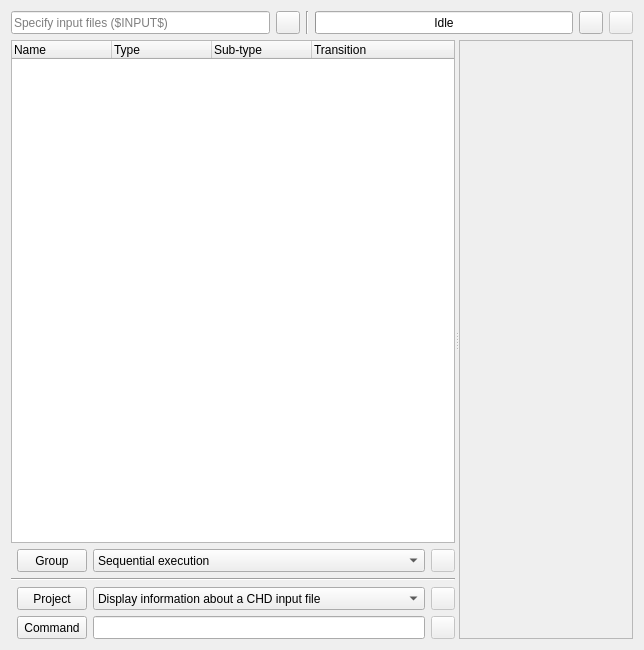
qmc2/qmc2-mame-fe, file tools/qchdman/scriptwidget.ui: the form before one commit.
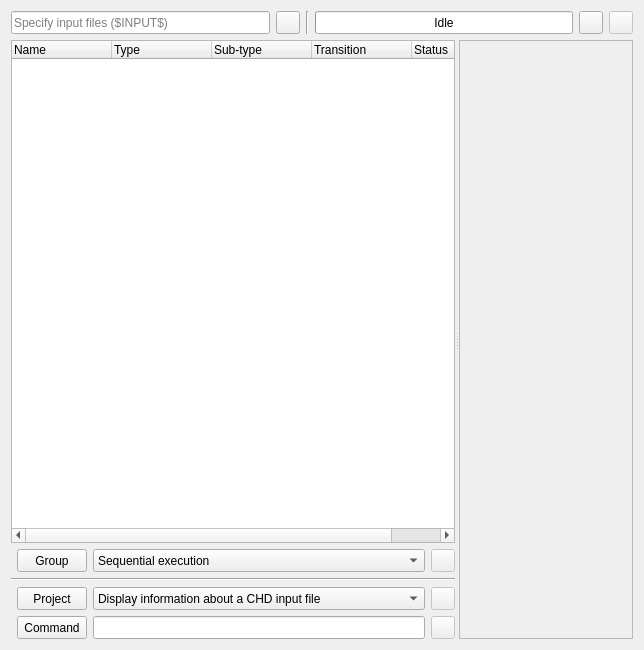
The form after the commit. Icons and pictures are not drawn.

Commit message: wip: qchdman: added status column to script-widget

```diff
--- a/tools/qchdman/scriptwidget.ui
+++ b/tools/qchdman/scriptwidget.ui
@@ -146,6 +146,11 @@
            <string>Transition</string>
           </property>
          </column>
+         <column>
+          <property name="text">
+           <string>Status</string>
+          </property>
+         </column>
         </widget>
        </item>
        <item>
```
The commit also changes 15 other files.
